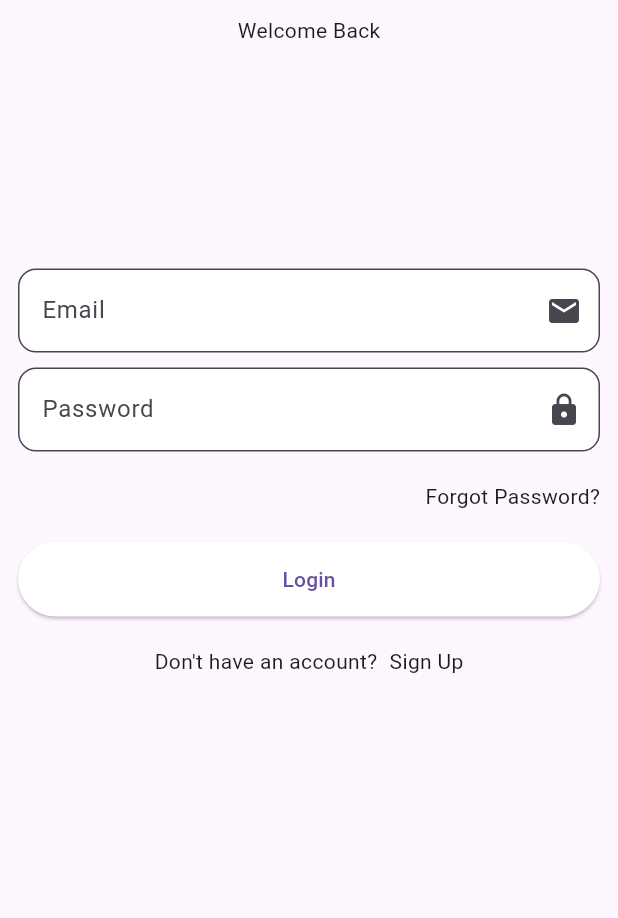
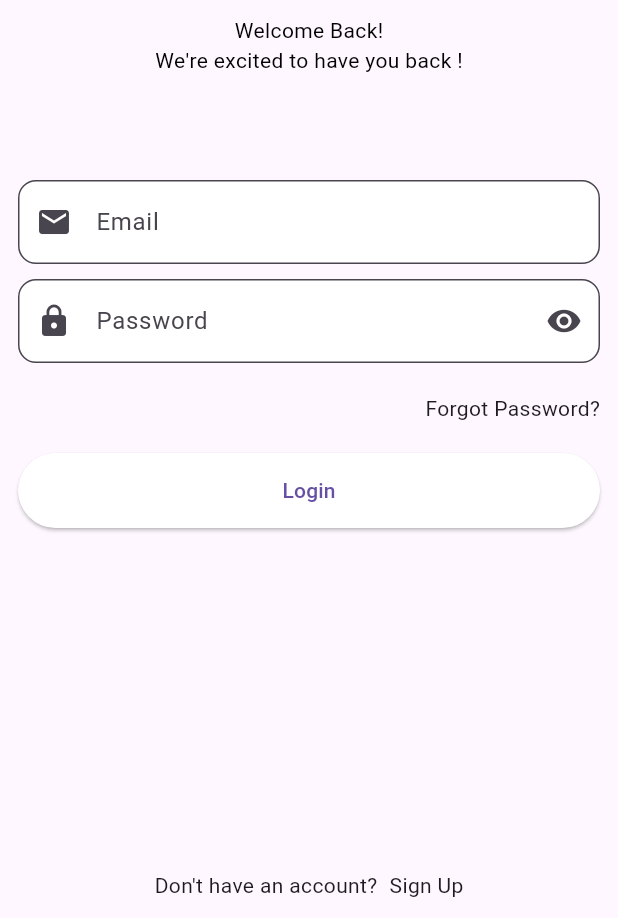
Before and after one commit to coderasmita/medical_app, a Flutter app: the screen it shows after launch, on a phone screen of 412 x 824 dp, the part 318-1236 px from its top. Run offline on Flutter 3.47's test engine with Material 3 defaults, Android fonts, the phone set to English and light mode, and no system bars; our stand-ins replace get, velocity_x; Roboto replaces fonts that are missing (nunitoBold).

Commit message:
login app color fixed error

```diff
--- a/lib/components/custom_text_field.dart
+++ b/lib/components/custom_text_field.dart
@@ -4,21 +4,28 @@ class CustomTextField extends StatelessWidget {
   const CustomTextField({
     super.key,
     required this.hintText,
-    this.icon,
-    this.textController,
+    this.prefixicon,
+    this.suffixIcon,
+    this.obscureText = false,
+    this.textEditingController,
   });
 
   final String hintText;
-  final Widget? icon;
-  final CustomTextField? textController;
+  final Widget? prefixicon;
+  final Widget? suffixIcon;
+  final bool obscureText;
+  final TextEditingController? textEditingController;
 
   @override
   Widget build(BuildContext context) {
     return TextField(
+      controller: textEditingController,
+      obscureText: obscureText,
       decoration: InputDecoration(
         filled: true,
         fillColor: Colors.white,
-        suffixIcon: icon,
+        prefixIcon: prefixicon,
+        suffixIcon: suffixIcon,
         border: const OutlineInputBorder(
           borderSide: BorderSide(color: Colors.black),
           borderRadius: BorderRadius.all(
--- a/lib/components/primary_button.dart
+++ b/lib/components/primary_button.dart
@@ -20,7 +20,7 @@ class PrimaryButton extends StatelessWidget {
   @override
   Widget build(BuildContext context) {
     return ElevatedButton(
-      onPressed: () {},
+      onPressed: onPressed,
       style: ElevatedButton.styleFrom(
           backgroundColor: color,
           minimumSize:
--- a/lib/consts/app_fonts.dart
+++ b/lib/consts/app_fonts.dart
@@ -1,3 +1,8 @@
+import 'package:medical_app/consts/colors.dart';
+import 'package:velocity_x/velocity_x.dart';
+
+import 'consts.dart';
+
 class AppFonts {
   static String nunito = "nunito",
       nunitoBold = "nunitoBold",
@@ -6,12 +11,34 @@ class AppFonts {
 }
 
 class AppSizes {
-  static const size12 = 12,
-      size14 = 14,
-      size16 = 16,
-      size18 = 18,
-      size20 = 20,
-      size24 = 24,
-      size28 = 28,
-      size40 = 40;
+  static const size12 = 12.0,
+      size14 = 14.0,
+      size16 = 16.0,
+      size18 = 18.0,
+      size20 = 20.0,
+      size24 = 24.0,
+      size28 = 28.0,
+      size40 = 40.0;
 }
+
+class AppStyles {
+  static normal({
+    String? title,
+    Color? color = AppColors.textColor,
+    double? size,
+  }) {
+    return title!.text.size(14).color(AppColors.textColor).make();
+  }
+
+  static bold({
+    String? title,
+    Color? color = AppColors.textColor,
+    double? size,
+  }) {
+    return title!.text
+        .size(14)
+        .color(AppColors.textColor)
+        .fontFamily(AppFonts.nunitoBold)
+        .make();
+  }
+}
--- a/lib/consts/colors.dart
+++ b/lib/consts/colors.dart
@@ -4,5 +4,6 @@ class AppColors {
   static const Color primary = Colors.blue,
       yelloColor = Color(0xffFF9F00),
       bgColor = Color(0xffE5E5E5),
+      textColor = Color(0xff000000),
       bgDarkColor = Color(0xffF5F5F5);
 }
--- a/lib/consts/strings.dart
+++ b/lib/consts/strings.dart
@@ -1,7 +1,7 @@
 class AppStrings {
   static const String appName = "Medical App",
       bestDoctorapp = "Best Doctor \n Appointment App",
-      welcomeBack = "Welcome Back",
+      welcomeBack = "Welcome Back!",
       weAreExcited = "We're excited to have you back !",
       signupNow =
           "Sign up now and start exploring all that our app has to offer.",
--- a/lib/views/login_view/login_view.dart
+++ b/lib/views/login_view/login_view.dart
@@ -1,9 +1,12 @@
 import 'package:flutter/material.dart';
+import 'package:medical_app/consts/app_fonts.dart';
+import 'package:medical_app/consts/consts.dart';
 import 'package:medical_app/consts/images.dart';
 import 'package:velocity_x/velocity_x.dart';
 
 import '../../components/primary_button.dart';
 import '../../components/custom_text_field.dart';
+import '../../consts/colors.dart';
 import '../../consts/strings.dart';
 
 class LoginView extends StatefulWidget {
@@ -14,11 +17,20 @@ class LoginView extends StatefulWidget {
 }
 
 class _LoginViewState extends State<LoginView> {
+  bool isVisibility = true;
+  final TextEditingController _emailController = TextEditingController();
+  final TextEditingController _passwordController = TextEditingController();
   @override
   Widget build(BuildContext context) {
     return Scaffold(
-      body: Padding(
+      body: SafeArea(
+        child: Padding(
           padding: const EdgeInsets.all(12),
+          child: Column(
+            mainAxisAlignment: MainAxisAlignment.center,
+            children: [
+              Expanded(
+                child: SingleChildScrollView(
                   child: Column(
                     children: [
                       Image.asset(
@@ -26,20 +38,33 @@ class _LoginViewState extends State<LoginView> {
                         height: 200,
                       ),
                       10.heightBox,
-            AppStrings.welcomeBack.text.make(),
-            Expanded(
-              // flex: 2,
-              child: Column(
-                mainAxisAlignment: MainAxisAlignment.center,
-                children: [
-                  const CustomTextField(
+                      AppStyles.bold(
+                          title: AppStrings.welcomeBack,
+                          size: AppSizes.size20,
+                          color: AppColors.textColor),
+                      AppStyles.bold(title: AppStrings.weAreExcited),
+                      70.heightBox,
+                      CustomTextField(
                         hintText: AppStrings.email,
-                    icon: Icon(Icons.email),
+                        prefixicon: const Icon(Icons.email),
+                        textEditingController: _emailController,
                       ),
                       10.heightBox,
-                  const CustomTextField(
+                      // Password
+                      CustomTextField(
+                        obscureText: isVisibility,
                         hintText: AppStrings.password,
-                    icon: Icon(Icons.lock),
+                        prefixicon: const Icon(Icons.lock),
+                        textEditingController: _passwordController,
+                        suffixIcon: InkWell(
+                            onTap: () {
+                              setState(() {
+                                isVisibility = !isVisibility;
+                              });
+                            },
+                            child: Icon(isVisibility
+                                ? Icons.visibility
+                                : Icons.visibility_off)),
                       ),
                       20.heightBox,
                       Align(
@@ -52,7 +77,10 @@ class _LoginViewState extends State<LoginView> {
                         onPressed: () {},
                         color: Colors.white,
                       ),
-                  20.heightBox,
+                    ],
+                  ),
+                ),
+              ),
               Row(
                 mainAxisAlignment: MainAxisAlignment.center,
                 children: [
@@ -60,11 +88,9 @@ class _LoginViewState extends State<LoginView> {
                   8.widthBox,
                   AppStrings.signUp.text.make(),
                 ],
-                  )
+              ),
             ],
           ),
-            ),
-          ],
         ),
       ),
     );
```
Lines whose indentation alone changed are shown as unchanged.
